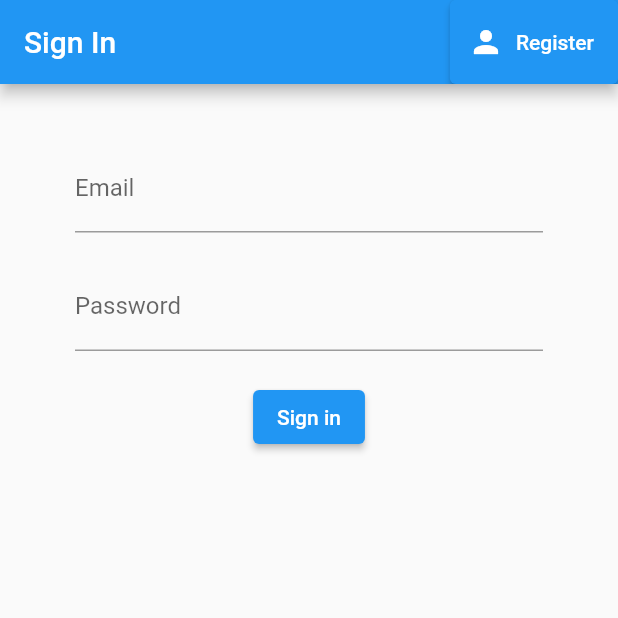
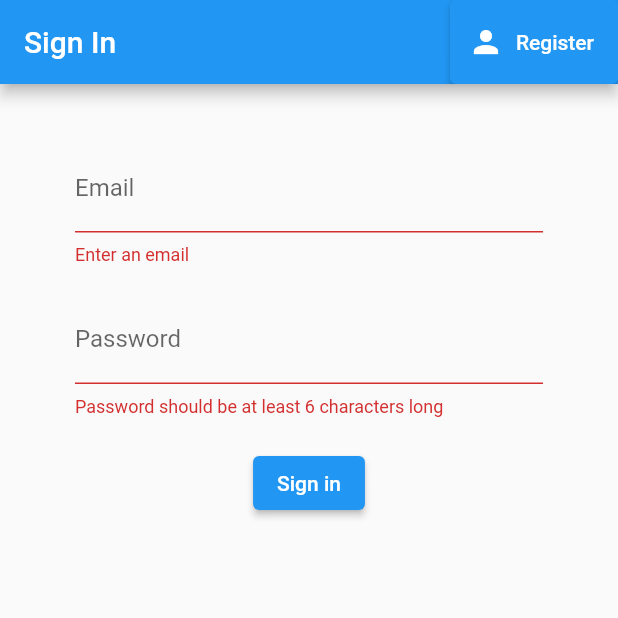
Before and after one commit to lwpamihiranga/cricket-users-app, a Flutter app: the screen it shows after launch, after a tap on "Sign in", on a phone screen of 412 x 824 dp, the top half of it. Run offline on Flutter 3.47's test engine with Material 2 defaults, Android fonts, the phone set to English and light mode, and no system bars; our stand-ins replace firebase_auth, firebase_core; accounts and stored records are empty.

Commit message:
completing sign in implementation

```diff
--- a/lib/screens/authenticate/register.dart
+++ b/lib/screens/authenticate/register.dart
@@ -48,7 +48,8 @@ class _RegisterState extends State<Register> {
                 height: 20.0,
               ),
               TextFormField(
-                decoration: InputDecoration(labelText: 'Email'),
+                decoration:
+                    InputDecoration(hintText: 'Email', labelText: 'Email'),
                 // validator: (value) => value!.isEmpty ? 'Enter an email' : null,
                 validator: (value) {
                   if (value!.isEmpty) {
@@ -64,7 +65,8 @@ class _RegisterState extends State<Register> {
                 height: 20.0,
               ),
               TextFormField(
-                decoration: InputDecoration(labelText: 'Password'),
+                decoration: InputDecoration(
+                    hintText: 'Password', labelText: 'Password'),
                 obscureText: true,
                 validator: (value) {
                   if (value!.length < 6) {
@@ -87,7 +89,7 @@ class _RegisterState extends State<Register> {
                         await _authService.register(_email, _password);
 
                     if (result == null) {
-                      setState(() => _error = 'Invalid Email or Passowrd!');
+                      setState(() => _error = 'Invalid Email or Password!');
                     }
                   }
                 },
--- a/lib/screens/authenticate/sign_in.dart
+++ b/lib/screens/authenticate/sign_in.dart
@@ -18,6 +18,7 @@ class _SignInState extends State<SignIn> {
   // text field state
   String _email = '';
   String _password = '';
+  String _error = '';
 
   @override
   Widget build(BuildContext context) {
@@ -47,7 +48,14 @@ class _SignInState extends State<SignIn> {
                 height: 20.0,
               ),
               TextFormField(
-                decoration: InputDecoration(labelText: 'Email'),
+                decoration:
+                    InputDecoration(hintText: 'Email', labelText: 'Email'),
+                validator: (value) {
+                  if (value!.isEmpty) {
+                    return 'Enter an email';
+                  }
+                  return null;
+                },
                 onChanged: (value) {
                   setState(() => _email = value);
                 },
@@ -56,8 +64,15 @@ class _SignInState extends State<SignIn> {
                 height: 20.0,
               ),
               TextFormField(
-                decoration: InputDecoration(labelText: 'Password'),
+                decoration: InputDecoration(
+                    hintText: 'Password', labelText: 'Password'),
                 obscureText: true,
+                validator: (value) {
+                  if (value!.length < 6) {
+                    return 'Password should be at least 6 characters long ';
+                  }
+                  return null;
+                },
                 onChanged: (value) {
                   setState(() => _password = value);
                 },
@@ -68,10 +83,23 @@ class _SignInState extends State<SignIn> {
               ElevatedButton(
                 child: Text('Sign in'),
                 onPressed: () async {
-                  print(_email);
-                  print(_password);
+                  if (_formKey.currentState!.validate()) {
+                    dynamic result =
+                        await _authService.signIn(_email, _password);
+
+                    if (result == null) {
+                      setState(() => _error = 'Invalid Email or Password!');
+                    }
+                  }
                 },
-              )
+              ),
+              SizedBox(
+                height: 12.0,
+              ),
+              Text(
+                _error,
+                style: TextStyle(color: Colors.red, fontSize: 14.0),
+              ),
             ],
           ),
         ),
```
Also changed, not shown: lib/services/auth.dart (+12 -0 lines).
